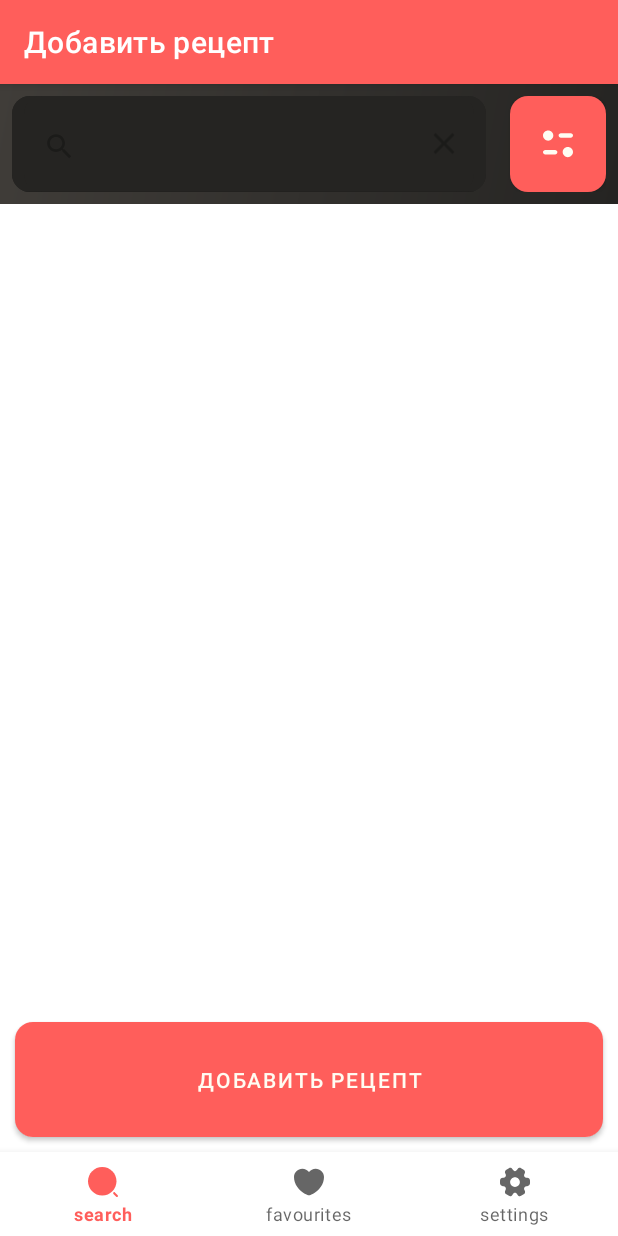
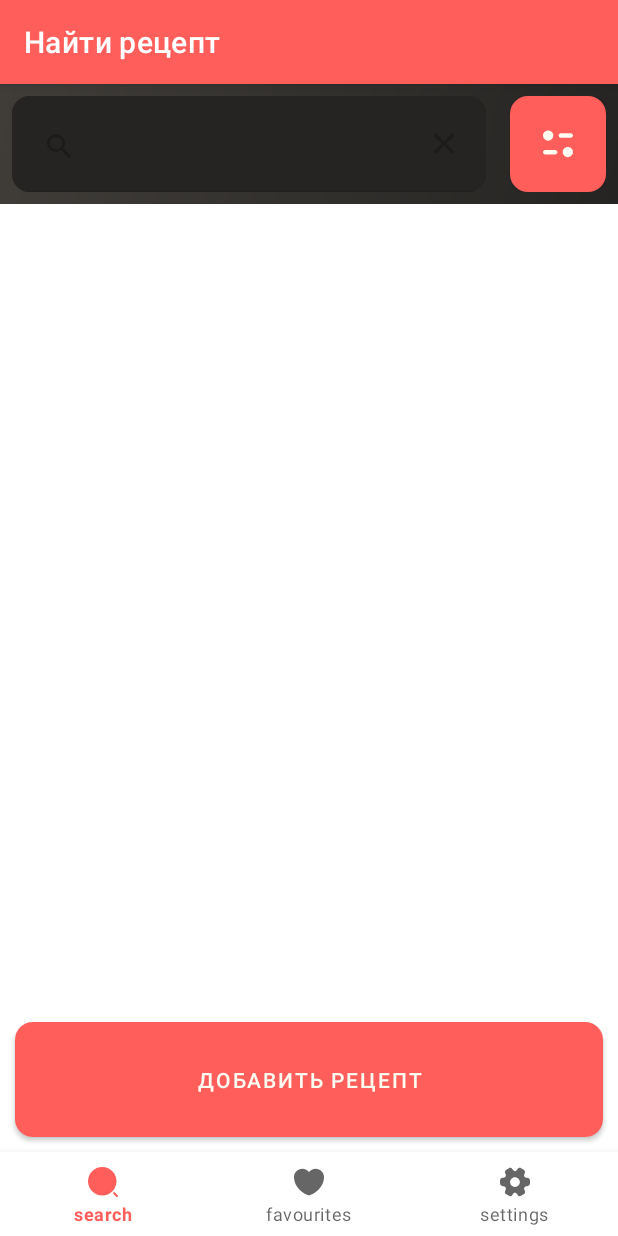
Before and after one commit to Populia0/RecipeBook, an Android app: the screen it shows after launch (MainActivity), after a tap on "Search", on a phone screen of 412 x 824 dp. Run offline under Robolectric (Android 15) with nearby library versions, the phone set to English and light mode, and no system bars; our stand-ins replace Room's generated code, navigation-ui; 1 other tap on this screen came first.

Commit message:
add: добавление рецепта

```diff
--- a/app/build.gradle.kts
+++ b/app/build.gradle.kts
@@ -23,6 +23,7 @@ android {
                 getDefaultProguardFile("proguard-android-optimize.txt"),
                 "proguard-rules.pro"
             )
+            signingConfig = signingConfigs.getByName("debug")
         }
     }
     compileOptions {
--- a/app/src/main/java/com/recipebook/android/ui/adding/AddRecipeFragment.java
+++ b/app/src/main/java/com/recipebook/android/ui/adding/AddRecipeFragment.java
@@ -314,7 +314,7 @@ public class AddRecipeFragment extends Fragment {
 
         if (!query.isEmpty() && !tagExists) {
             Chip addChip = new Chip(getContext());
-            addChip.setText(R.string.add_text + "\"" + query + "\"");
+            addChip.setText("Добавить \"" + query + "\"");
             addChip.setChipIconResource(R.drawable.ic_add);
             addChip.setChipIconVisible(true);
             addChip.setClickable(true);
--- a/app/src/main/java/com/recipebook/android/ui/search/SearchFragment.java
+++ b/app/src/main/java/com/recipebook/android/ui/search/SearchFragment.java
@@ -6,6 +6,8 @@ import android.view.View;
 import android.view.ViewGroup;
 import android.widget.Button;
 
+import androidx.appcompat.app.ActionBar;
+import androidx.appcompat.app.AppCompatActivity;
 import androidx.appcompat.widget.SearchView;
 
 
@@ -47,6 +49,8 @@ public class SearchFragment extends Fragment {
 
         SearchView searchView = binding.searchView;
 
+        setupToolbar();
+
         searchView.setOnQueryTextListener(new SearchView.OnQueryTextListener() {
             @Override
             public boolean onQueryTextSubmit(String query) {
@@ -80,6 +84,17 @@ public class SearchFragment extends Fragment {
         return root;
     }
 
+    private void setupToolbar() {
+        AppCompatActivity activity = (AppCompatActivity) requireActivity();
+        ActionBar actionBar = activity.getSupportActionBar();
+
+        if (actionBar != null) {
+            actionBar.setTitle(R.string.search_recipe);
+        }
+
+        setHasOptionsMenu(true);
+    }
+
     //@Override
     //public void onCreateOptionsMenu(Menu menu, MenuInflater inflater) {
     //    inflater.inflate(R.menu.search_menu, menu);
```
Also changed, not shown: app/src/main/java/com/recipebook/android/ui/favourites/FavouritesFragment.java (+15 -0 lines).
